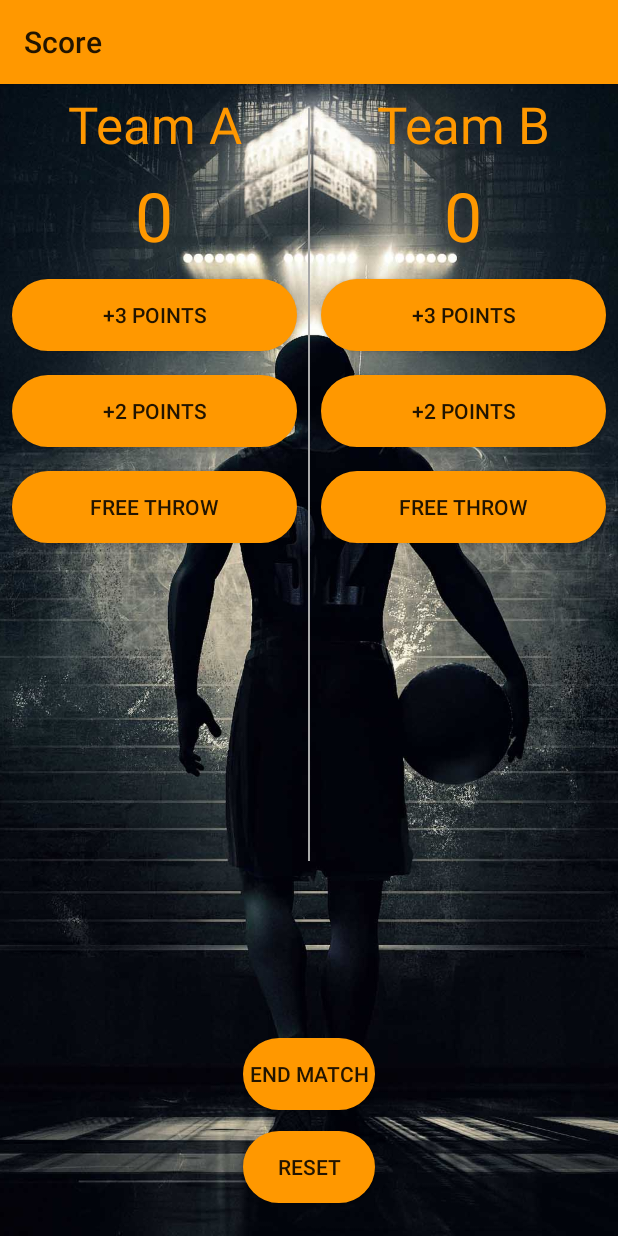
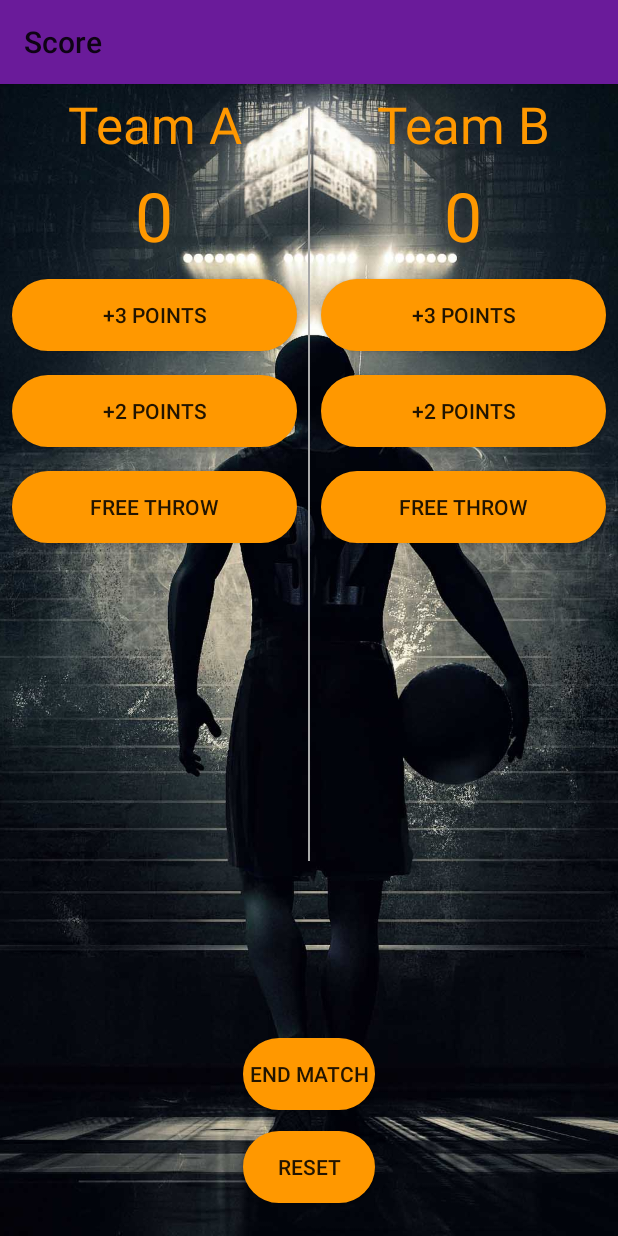
Before and after one commit to savani78/Score, an Android app: the screen it shows after launch (MainActivity), on a phone screen of 412 x 824 dp. Run offline under Robolectric (Android 15) with nearby library versions, the phone set to English and light mode, and no system bars; Roboto replaces fonts that are not available here.

Commit message:
Change color

```diff
--- a/app/src/main/res/values/styles.xml
+++ b/app/src/main/res/values/styles.xml
@@ -2,8 +2,8 @@
     <!-- Base application theme. -->
     <style name="AppTheme" parent="Theme.AppCompat.Light">
         <!-- Primary theme color of the app (sets background color of app bar) -->
-        <item name="colorPrimary">#FF9800</item>
+        <item name="colorPrimary">#6A1B9A</item>
         <!-- Background color of buttons in the app -->
-        <item name="colorButtonNormal">#FF9800</item>
+        <item name="colorButtonNormal">#6A1B9A</item>
     </style>
 </resources>
```
